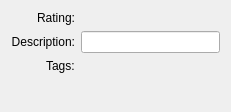
Qt form app/semanticinfosidebaritem.ui (KDE/gwenview) before a commit.
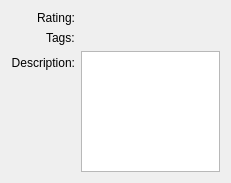
The same form after that commit. Custom widgets are drawn as their Qt base class.

Commit message:
Use a KTextEdit for semantic description.
BUG:182568

Patch:
```diff
--- a/app/semanticinfosidebaritem.ui
+++ b/app/semanticinfosidebaritem.ui
@@ -1,12 +1,12 @@
 <ui version="4.0" >
  <class>SemanticInfoSideBarItem</class>
- <widget class="QWidget" name="SemanticInfoSideBarItem" >
-  <property name="geometry" >
+ <widget class="QWidget" name="SemanticInfoSideBarItem">
+  <property name="geometry">
    <rect>
     <x>0</x>
     <y>0</y>
     <width>231</width>
-    <height>112</height>
+    <height>183</height>
    </rect>
   </property>
   <layout class="QFormLayout" name="formLayout" >
@@ -33,9 +33,9 @@
      </property>
     </widget>
    </item>
-   <item row="1" column="0" >
-    <widget class="QLabel" name="label_3" >
-     <property name="text" >
+   <item row="2" column="0">
+    <widget class="QLabel" name="label_3">
+     <property name="text">
       <string>Description:</string>
      </property>
      <property name="alignment" >
@@ -46,20 +46,17 @@
      </property>
     </widget>
    </item>
-   <item row="1" column="1" >
-    <widget class="KLineEdit" name="mDescriptionLineEdit" />
-   </item>
-   <item row="2" column="0" >
-    <widget class="QLabel" name="label_2" >
-     <property name="text" >
-      <string>Tags:</string>
+   <item row="2" column="1">
+    <widget class="KTextEdit" name="mDescriptionTextEdit">
+     <property name="acceptRichText">
+      <bool>false</bool>
      </property>
     </widget>
    </item>
-   <item row="2" column="1" >
-    <widget class="QLabel" name="mTagLabel" >
-     <property name="sizePolicy" >
-      <sizepolicy vsizetype="Preferred" hsizetype="Expanding" >
+   <item row="1" column="1">
+    <widget class="QLabel" name="mTagLabel">
+     <property name="sizePolicy">
+      <sizepolicy hsizetype="Expanding" vsizetype="Preferred">
        <horstretch>0</horstretch>
        <verstretch>0</verstretch>
       </sizepolicy>
@@ -72,13 +69,20 @@
      </property>
     </widget>
    </item>
+   <item row="1" column="0">
+    <widget class="QLabel" name="label_2">
+     <property name="text">
+      <string>Tags:</string>
+     </property>
+    </widget>
+   </item>
   </layout>
  </widget>
  <customwidgets>
   <customwidget>
-   <class>KLineEdit</class>
-   <extends>QLineEdit</extends>
-   <header>klineedit.h</header>
+   <class>KTextEdit</class>
+   <extends>QTextEdit</extends>
+   <header>ktextedit.h</header>
   </customwidget>
   <customwidget>
    <class>KRatingWidget</class>
```
Left out of the diff: 33 changed lines with no effect on the pictures. The commit also changes 2 other files.
